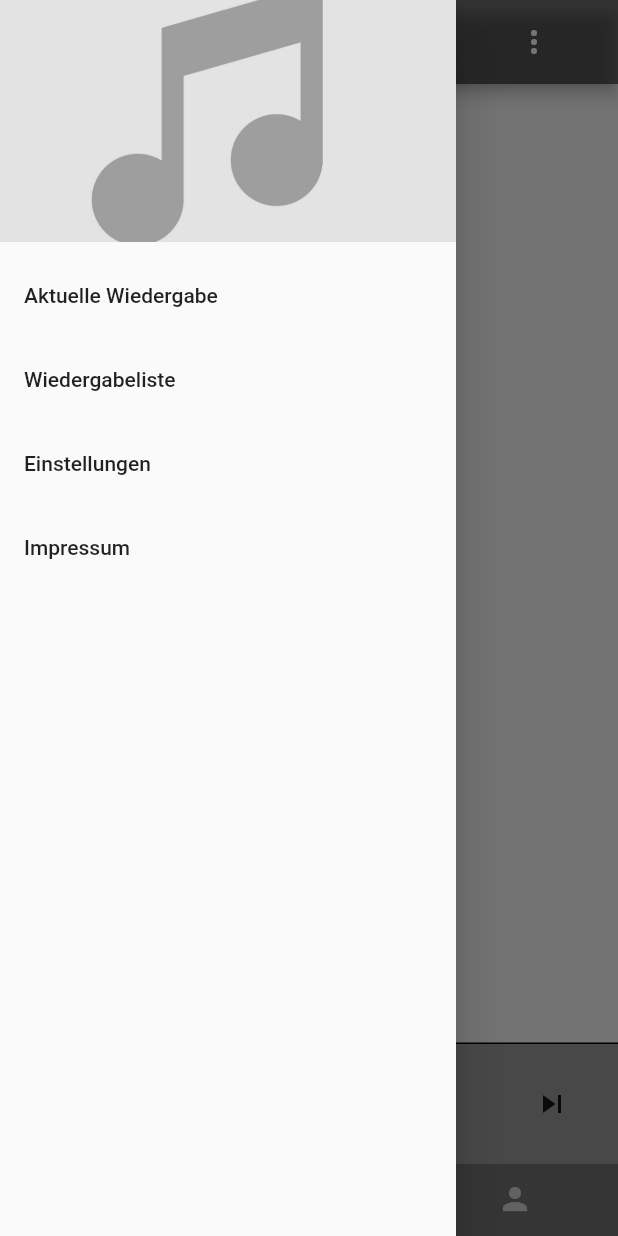
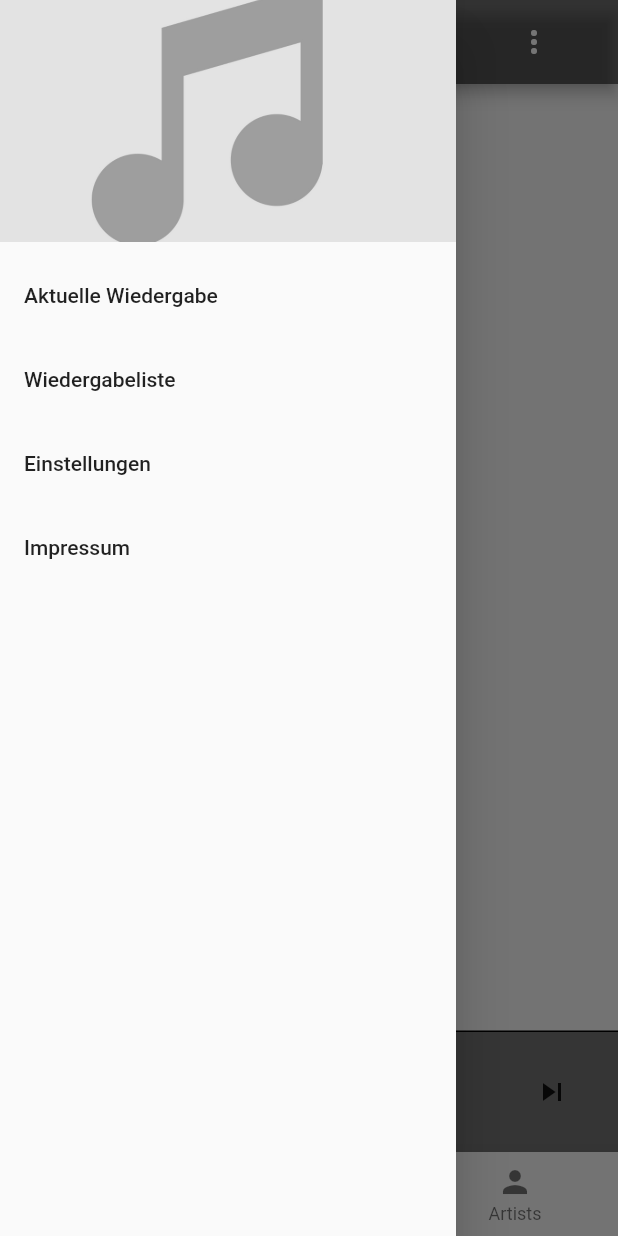
Before and after one commit to labtecs/FlyMusic, a Flutter app: the screen it shows after launch, with the side drawer open, on a phone screen of 412 x 824 dp. Run offline on Flutter 3.47's test engine with Material 2 defaults, Android fonts, the phone set to English and light mode, and no system bars; our stand-ins replace audioplayers, floor, fluttertoast, permission_handler, sqflite; missing offline and left inert: crclib, dart_tags, folder_picker; accounts and stored records are empty; generated files the repository leaves out were written again.

Commit message:
main_screen

```diff
--- a/lib/screens/main_screen.dart
+++ b/lib/screens/main_screen.dart
@@ -4,7 +4,6 @@ import 'package:flymusic/database/model/art.dart';
 import 'package:flymusic/database/model/song.dart';
 import 'package:flymusic/main.dart';
 import 'package:flymusic/music/music_finder.dart';
-import 'package:flymusic/screens/player/bottom_Player_Screen.dart';
 import 'package:folder_picker/folder_picker.dart';
 import 'package:permission_handler/permission_handler.dart';
 import 'drawerScreens/drawer_screen.dart';
@@ -62,14 +61,20 @@ class StartScreen extends StatefulWidget {
           }
         });
 
-
   }  static FutureBuilder getArt3(Song song) {
     return FutureBuilder<Art>(
         future: database.artDao.findArtById(song?.artId ?? -1),
         builder: (BuildContext context, AsyncSnapshot<Art> snapshot) {
-          if (snapshot.hasData && snapshot.data != null) {
-            return Image.asset(snapshot.data.path);
-          } else {
+          try {
+            if (snapshot.hasData && snapshot.data != null) {
+              return Image.asset(snapshot.data.path);
+            } else {
+              return Image.asset("asset/images/placeholder.jpg",);
+            }
+          }
+          catch(q) {
+            //should never be used
+            print("Bild konnte nicht geladen werden: " + snapshot.data.path);
             return Image.asset("asset/images/placeholder.jpg",);
           }
         });
@@ -80,38 +85,16 @@ class _StartScreenState extends State<StartScreen>
     with SingleTickerProviderStateMixin {
   Directory externalDirectory;
   TabController _tabController;
+
   int _page = 0;
-
-  /*
-  Tab Liste
-   */
-  static const _ktabs = <Tab>[
-    Tab(
-      icon: Icon(Icons.audiotrack),
-    ),
-    Tab(icon: Icon(Icons.album)),
-    Tab(icon: Icon(Icons.person)),
-   // Tab(icon: Icon(Icons.queue_music)),
-  ];
+  PageController _c;
 
   @override
   void initState() {
+    _c = new PageController(
+      initialPage: _page,
+    );
     super.initState();
-    _tabController = TabController(
-      length: _ktabs.length,
-      vsync: this,
-    );
-    _tabController.addListener(() {
-      setState(() {
-        _page = _tabController.index;
-      });
-    });
-  }
-
-  @override
-  void dispose() {
-    _tabController.dispose();
-    super.dispose();
   }
 
   /**
@@ -119,17 +102,15 @@ class _StartScreenState extends State<StartScreen>
    */
   @override
   Widget build(BuildContext context) {
-    return Scaffold(
+    return new Scaffold(
       drawer: DrawerScreen(),
       appBar: AppBar(
         title: ListTile(
-          title: Text(getTitle(), style: TextStyle(
-            color: Colors.white,
-            fontSize: 20,
-          ),),
+          title: Text(getTitle(), style: TextStyle(color: Colors.white, fontSize: 20),
+          ),
           trailing: IconButton(
             icon: Icon(Icons.more_vert,
-            color: Colors.white,
+              color: Colors.white,
             ),
             onPressed: () {
             },
@@ -138,25 +119,31 @@ class _StartScreenState extends State<StartScreen>
         backgroundColor: Colors.black54,
 
       ),
-      //body: TrackList(),
-      body: TabBarView(
+      bottomNavigationBar: new BottomNavigationBar(
+        currentIndex: _page,
+        onTap: (index){
+          this._c.animateToPage(index,duration: const Duration(milliseconds: 500),curve: Curves.easeInOut);
+        },
+        items: <BottomNavigationBarItem>[
+          new BottomNavigationBarItem(icon: new Icon(Icons.audiotrack), title: new Text("Tracks")),
+          new BottomNavigationBarItem(icon: new Icon(Icons.album), title: new Text("Albums")),
+          new BottomNavigationBarItem(icon: new Icon(Icons.person), title: new Text("Artists")),
+        ],
+      ),
+      body: new PageView(
+        controller: _c,
+        onPageChanged: (newPage){
+          setState((){
+            this._page=newPage;
+          });
+        },
         children: <Widget>[
           TrackList(),
           AlbumList(),
-          ArtistScreen(),
-          //QueueScreen(),
+          AlbumList(),
         ],
-        controller: _tabController,
       ),
-      bottomSheet: BottomPlayer(),
-      bottomNavigationBar: Material(
-        color: Colors.black54,
-        child: TabBar(
-          onTap: onTapped,
-          tabs: _ktabs,
-          controller: _tabController,
-        ),
-      ),
+      // bottomSheet: BottomPlayer(),
     );
   }
 
@@ -187,14 +174,12 @@ class _StartScreenState extends State<StartScreen>
         return 'Alben';
       case 2:
         return 'Künstler';
-     // case 3:
-        return 'Warteschlange';
       default:
         return '';
     }
   }
 
-  void onTapped(index) {
+  void onTapped(index)  {
     setState(() {
       _page = index;
     });
--- a/lib/screens/player/bottom_Player_Screen.dart
+++ b/lib/screens/player/bottom_Player_Screen.dart
@@ -11,12 +11,13 @@ class BottomPlayer extends StatefulWidget {
 }
 
 class _BottomPlayerState extends State<BottomPlayer> {
+
   @override
   Widget build(BuildContext context) {
     return Container(
       decoration: BoxDecoration(
           border: Border(top: BorderSide(color: Colors.black)),
-          color: Colors.grey
+          color: Colors.black54,
       ),
       child: Padding(
           padding: const EdgeInsets.fromLTRB(20, 10, 20, 10),
--- a/lib/screens/tabScreens/album/album_screen.dart
+++ b/lib/screens/tabScreens/album/album_screen.dart
@@ -5,6 +5,7 @@ import 'package:flymusic/main.dart';
 import 'package:flymusic/screens/popupScreens/song_popup_screen.dart';
 import 'package:flymusic/screens/tabScreens/album/album_track_list_screen.dart';
 import 'package:flymusic/screens/main_screen.dart';
+import 'package:flymusic/screens/player/bottom_Player_Screen.dart';
 
 class AlbumList extends StatefulWidget {
   @override
@@ -58,6 +59,7 @@ class _AlbumListState extends State<AlbumList> {
           }
         },
       ),
+      bottomSheet: BottomPlayer(),
     );
   }
 }
--- a/lib/screens/tabScreens/artist/artist_screen.dart
+++ b/lib/screens/tabScreens/artist/artist_screen.dart
@@ -1,6 +1,7 @@
 import 'package:flutter/material.dart';
 import 'package:flymusic/database/model/artist.dart';
 import 'package:flymusic/main.dart';
+import 'package:flymusic/screens/player/bottom_Player_Screen.dart';
 import 'package:flymusic/screens/popupScreens/song_popup_screen.dart';
 import 'package:flymusic/screens/tabScreens/artist/artist_track_list_screen.dart';
 
@@ -28,6 +29,7 @@ class _ArtistScreenState extends State<ArtistScreen> {
         ),
         );
       },
+
     );
   }
 
@@ -48,7 +50,9 @@ class _ArtistScreenState extends State<ArtistScreen> {
           return Text("no data");
         }
       },
-    ));
+    ),
+      bottomSheet: BottomPlayer(),
+    );
   }
 
   /*
--- a/lib/screens/tabScreens/track_list_screen.dart
+++ b/lib/screens/tabScreens/track_list_screen.dart
@@ -3,6 +3,7 @@ import 'package:fluttertoast/fluttertoast.dart';
 import 'package:flymusic/database/model/song.dart';
 import 'package:flymusic/main.dart';
 import 'package:flymusic/music/music_queue.dart';
+import 'package:flymusic/screens/player/bottom_Player_Screen.dart';
 import 'package:flymusic/screens/player/player_screen.dart';
 import 'package:flymusic/screens/main_screen.dart';
 import 'package:flymusic/screens/popupScreens/song_popup_screen.dart';
@@ -60,6 +61,8 @@ class _TrackListState extends State<TrackList> {
           return Text("no data");
         }
       },
-    ));
+    ),
+      bottomSheet: BottomPlayer(),
+    );
   }
 }
```
Also changed, not shown: lib/util/themes.dart (+10 -16 lines), pubspec.lock, 1 other file.
